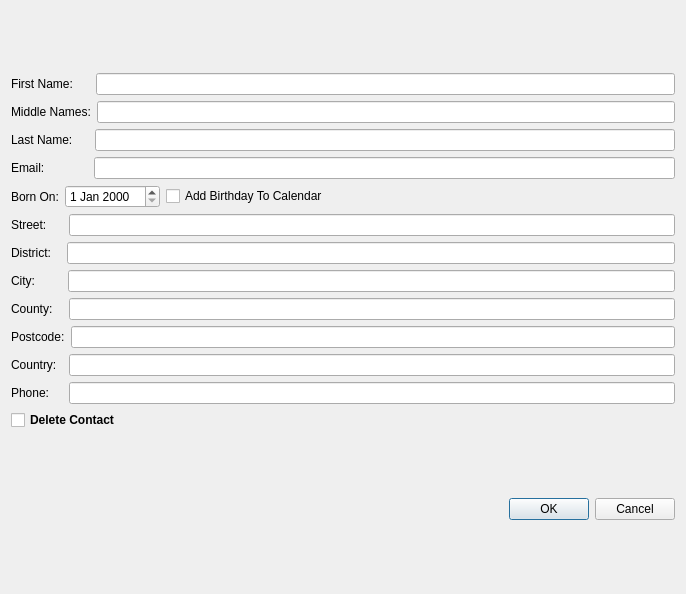
The window that src/dialogcontact.ui (lxqt/organizer) describes before a commit, drawn with Qt 5.
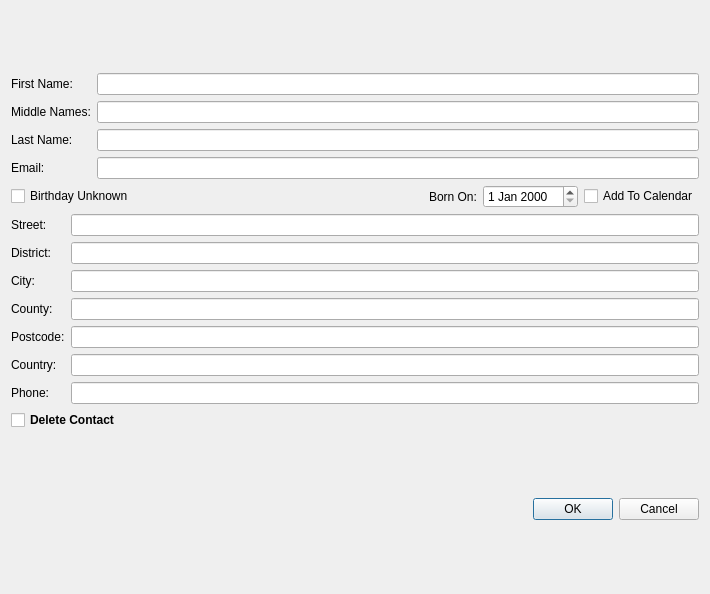
The same window after the commit.

Patch:
```diff
--- a/src/dialogcontact.ui
+++ b/src/dialogcontact.ui
@@ -6,26 +6,26 @@
    <rect>
     <x>0</x>
     <y>0</y>
-    <width>686</width>
+    <width>710</width>
     <height>594</height>
    </rect>
   </property>
   <property name="windowTitle">
    <string>Dialog</string>
   </property>
-  <layout class="QGridLayout" name="gridLayout">
+  <layout class="QGridLayout" name="gridLayout_3">
    <item row="0" column="0">
     <layout class="QVBoxLayout" name="verticalLayout">
      <item>
-      <layout class="QHBoxLayout" name="horizontalLayout">
-       <item>
+      <layout class="QGridLayout" name="gridLayout">
+       <item row="0" column="0">
         <widget class="QLabel" name="labelFirstName">
          <property name="text">
           <string>First Name:     </string>
          </property>
         </widget>
        </item>
-       <item>
+       <item row="0" column="1">
         <widget class="QLineEdit" name="lineEditFirstName">
          <property name="minimumSize">
           <size>
@@ -35,18 +35,14 @@
          </property>
         </widget>
        </item>
-      </layout>
-     </item>
-     <item>
-      <layout class="QHBoxLayout" name="horizontalLayout_2">
-       <item>
+       <item row="1" column="0">
         <widget class="QLabel" name="labelMidNames">
          <property name="text">
           <string>Middle Names:</string>
          </property>
         </widget>
        </item>
-       <item>
+       <item row="1" column="1">
         <widget class="QLineEdit" name="lineEditMiddleNames">
          <property name="minimumSize">
           <size>
@@ -56,18 +52,14 @@
          </property>
         </widget>
        </item>
-      </layout>
-     </item>
-     <item>
-      <layout class="QHBoxLayout" name="horizontalLayout_3">
-       <item>
+       <item row="2" column="0">
         <widget class="QLabel" name="labelLastName">
          <property name="text">
           <string>Last Name:     </string>
          </property>
         </widget>
        </item>
-       <item>
+       <item row="2" column="1">
         <widget class="QLineEdit" name="lineEditLastName">
          <property name="minimumSize">
           <size>
@@ -77,18 +69,14 @@
          </property>
         </widget>
        </item>
-      </layout>
-     </item>
-     <item>
-      <layout class="QHBoxLayout" name="horizontalLayout_4">
-       <item>
+       <item row="3" column="0">
         <widget class="QLabel" name="labelEmail">
          <property name="text">
           <string>Email:             </string>
          </property>
         </widget>
        </item>
-       <item>
+       <item row="3" column="1">
         <widget class="QLineEdit" name="lineEditEmail">
          <property name="minimumSize">
           <size>
@@ -101,21 +89,11 @@
       </layout>
      </item>
      <item>
-      <layout class="QHBoxLayout" name="horizontalLayout_5">
+      <layout class="QHBoxLayout" name="horizontalLayout">
        <item>
-        <widget class="QLabel" name="labelBornOn">
+        <widget class="QCheckBox" name="checkBoxBirthdayUnknown">
          <property name="text">
-          <string>Born On:</string>
-         </property>
-        </widget>
-       </item>
-       <item>
-        <widget class="QDateEdit" name="dateEditBirthDate"/>
-       </item>
-       <item>
-        <widget class="QCheckBox" name="checkBoxAddBirthdayToCal">
-         <property name="text">
-          <string>Add Birthday To Calendar</string>
+          <string>Birthday Unknown </string>
          </property>
         </widget>
        </item>
@@ -132,18 +110,35 @@
          </property>
         </spacer>
        </item>
+       <item>
+        <widget class="QLabel" name="labelBornOn">
+         <property name="text">
+          <string>Born On:</string>
+         </property>
+        </widget>
+       </item>
+       <item>
+        <widget class="QDateEdit" name="dateEditBirthDate"/>
+       </item>
+       <item>
+        <widget class="QCheckBox" name="checkBoxAddBirthdayToCal">
+         <property name="text">
+          <string>Add To Calendar</string>
+         </property>
+        </widget>
+       </item>
       </layout>
      </item>
      <item>
-      <layout class="QHBoxLayout" name="horizontalLayout_6">
-       <item>
+      <layout class="QGridLayout" name="gridLayout_2">
+       <item row="0" column="0">
         <widget class="QLabel" name="labelStreet">
          <property name="text">
           <string>Street:     </string>
          </property>
         </widget>
        </item>
-       <item>
+       <item row="0" column="1">
         <widget class="QLineEdit" name="lineEditStreet">
          <property name="minimumSize">
           <size>
@@ -153,18 +148,14 @@
          </property>
         </widget>
        </item>
-      </layout>
-     </item>
-     <item>
-      <layout class="QHBoxLayout" name="horizontalLayout_7">
-       <item>
+       <item row="1" column="0">
         <widget class="QLabel" name="labelDistrict">
          <property name="text">
           <string>District:   </string>
          </property>
         </widget>
        </item>
-       <item>
+       <item row="1" column="1">
         <widget class="QLineEdit" name="lineEditDistrict">
          <property name="minimumSize">
           <size>
@@ -174,18 +165,14 @@
          </property>
         </widget>
        </item>
-      </layout>
-     </item>
-     <item>
-      <layout class="QHBoxLayout" name="horizontalLayout_8">
-       <item>
+       <item row="2" column="0">
         <widget class="QLabel" name="labelCity">
          <property name="text">
           <string>City:        </string>
          </property>
         </widget>
        </item>
-       <item>
+       <item row="2" column="1">
         <widget class="QLineEdit" name="lineEditCity">
          <property name="minimumSize">
           <size>
@@ -195,18 +182,14 @@
          </property>
         </widget>
        </item>
-      </layout>
-     </item>
-     <item>
-      <layout class="QHBoxLayout" name="horizontalLayout_9">
-       <item>
+       <item row="3" column="0">
         <widget class="QLabel" name="labelCounty">
          <property name="text">
           <string>County:   </string>
          </property>
         </widget>
        </item>
-       <item>
+       <item row="3" column="1">
         <widget class="QLineEdit" name="lineEditCounty">
          <property name="minimumSize">
           <size>
@@ -216,18 +199,14 @@
          </property>
         </widget>
        </item>
-      </layout>
-     </item>
-     <item>
-      <layout class="QHBoxLayout" name="horizontalLayout_10">
-       <item>
+       <item row="4" column="0">
         <widget class="QLabel" name="labelPostcode">
          <property name="text">
           <string>Postcode:</string>
          </property>
         </widget>
        </item>
-       <item>
+       <item row="4" column="1">
         <widget class="QLineEdit" name="lineEditPostcode">
          <property name="minimumSize">
           <size>
@@ -237,18 +216,14 @@
          </property>
         </widget>
        </item>
-      </layout>
-     </item>
-     <item>
-      <layout class="QHBoxLayout" name="horizontalLayout_11">
-       <item>
+       <item row="5" column="0">
         <widget class="QLabel" name="labelCountry">
          <property name="text">
           <string>Country:  </string>
          </property>
         </widget>
        </item>
-       <item>
+       <item row="5" column="1">
         <widget class="QLineEdit" name="lineEditCountry">
          <property name="minimumSize">
           <size>
@@ -258,18 +233,14 @@
          </property>
         </widget>
        </item>
-      </layout>
-     </item>
-     <item>
-      <layout class="QHBoxLayout" name="horizontalLayout_12">
-       <item>
+       <item row="6" column="0">
         <widget class="QLabel" name="labelPhone">
          <property name="text">
           <string>Phone:    </string>
          </property>
         </widget>
        </item>
-       <item>
+       <item row="6" column="1">
         <widget class="QLineEdit" name="lineEditTelephone">
          <property name="minimumSize">
           <size>
@@ -282,7 +253,7 @@
       </layout>
      </item>
      <item>
-      <layout class="QHBoxLayout" name="horizontalLayout_13">
+      <layout class="QHBoxLayout" name="horizontalLayout_2">
        <item>
         <widget class="QCheckBox" name="checkBoxDelete">
          <property name="font">
```
